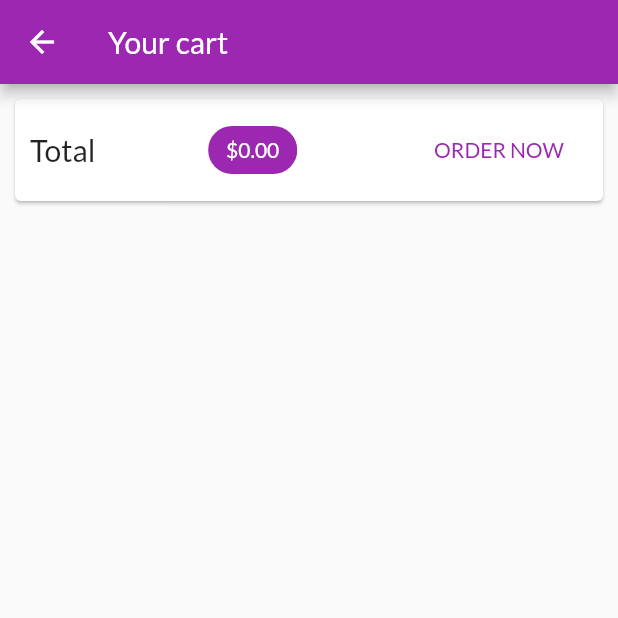
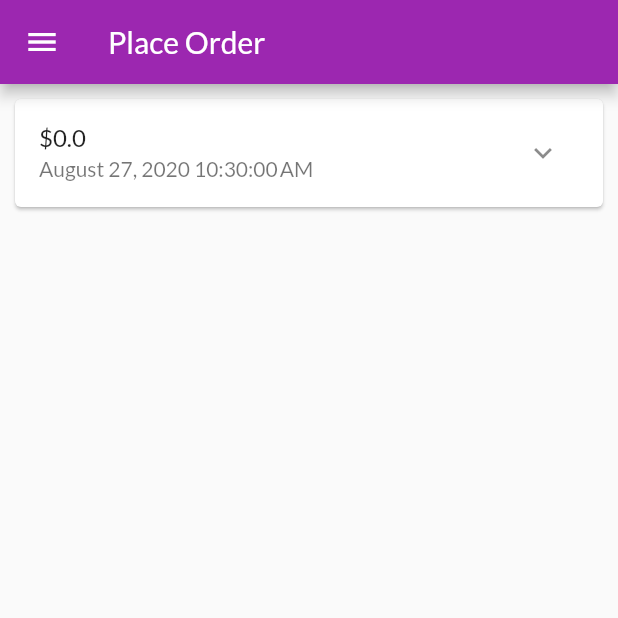
Before and after one commit to AbdoTareq/shop_app, a Flutter app: the CartScreen screen opened by its route, after a tap on "ORDER NOW", on a phone screen of 412 x 824 dp, the top half of it. Run offline on Flutter 3.47's test engine with Material 2 defaults, Android fonts, the phone set to English and light mode, and no system bars; network calls fail.

Commit message:
fea: Place order

```diff
--- a/lib/main.dart
+++ b/lib/main.dart
@@ -4,6 +4,7 @@ import 'package:shop_app/providers/cart_provider.dart';
 import 'package:shop_app/providers/order_provider.dart';
 import 'package:shop_app/providers/products_provider.dart';
 import 'package:shop_app/screens/cart_screen.dart';
+import 'package:shop_app/screens/order_screen.dart';
 import 'package:shop_app/screens/product_detail_screen.dart';
 import 'package:shop_app/screens/products_overview_screen.dart';
 
@@ -38,6 +39,7 @@ class MyApp extends StatelessWidget {
         routes: {
           ProductDetailScreen.routeName: (ctx) => ProductDetailScreen(),
           CartScreen.routeName: (ctx) => CartScreen(),
+          OrderScreen.routeName: (ctx) => OrderScreen(),
         },
       ),
     );
--- a/lib/models/order_item.dart
+++ b/lib/models/order_item.dart
@@ -3,7 +3,7 @@ import 'package:shop_app/models/cart_item.dart';
 
 class OrderItem {
   final String id;
-  final int amount;
+  final double amount;
   final List<CartItem> productsList;
   final DateTime dateTime;
 
--- a/lib/providers/order_provider.dart
+++ b/lib/providers/order_provider.dart
@@ -13,7 +13,7 @@ class OrderProvider with ChangeNotifier {
   // == UnmodifiableListView<Product> get ProductProviders => UnmodifiableListView(_ProductProviders);
   UnmodifiableListView<OrderItem> get orders => UnmodifiableListView(_orders);
 
-  addProduct(List<CartItem> cartProducts, int total) {
+  addOrder(List<CartItem> cartProducts, double total) {
     _orders.insert(
         0,
         OrderItem(
--- a/lib/screens/cart_screen.dart
+++ b/lib/screens/cart_screen.dart
@@ -2,6 +2,7 @@ import 'package:flutter/material.dart';
 import 'package:provider/provider.dart';
 import 'package:shop_app/providers/cart_provider.dart';
 import 'package:shop_app/providers/order_provider.dart';
+import 'package:shop_app/screens/order_screen.dart';
 import 'package:shop_app/widgets/cart_item_widget.dart';
 
 class CartScreen extends StatelessWidget {
@@ -44,9 +45,10 @@ class CartScreen extends StatelessWidget {
                     child: Text('ORDER NOW'),
                     onPressed: () {
                       Provider.of<OrderProvider>(context, listen: false)
-                          .addProduct(
-                              cart.items.values.toList(), cart.cartSize);
+                          .addOrder(
+                              cart.items.values.toList(), cart.orderTotal);
                       cart.clearCart();
+                      Navigator.of(context).pushNamed(OrderScreen.routeName);
                     },
                   ),
                 ],
--- /dev/null
+++ b/lib/screens/order_screen.dart
@@ -0,0 +1,26 @@
+import 'package:flutter/material.dart';
+import 'package:provider/provider.dart';
+import 'package:shop_app/providers/order_provider.dart';
+import 'package:shop_app/widgets/app_drawer.dart';
+import 'package:shop_app/widgets/order_item_widget.dart';
+
+class OrderScreen extends StatelessWidget {
+  static const routeName = '/orders';
+
+  @override
+  Widget build(BuildContext context) {
+    final orders = Provider.of<OrderProvider>(context).orders;
+    return Scaffold(
+      appBar: AppBar(
+        title: Text('Place Order'),
+      ),
+      body: ListView.builder(
+        itemCount: orders.length,
+        itemBuilder: (BuildContext context, int index) {
+          return OrderItemWidget(orders[index]);
+        },
+      ),
+      drawer: AppDrawer(),
+    );
+  }
+}
--- a/lib/screens/products_overview_screen.dart
+++ b/lib/screens/products_overview_screen.dart
@@ -3,6 +3,7 @@ import 'package:flutter/material.dart';
 import 'package:provider/provider.dart';
 import 'package:shop_app/providers/cart_provider.dart';
 import 'package:shop_app/screens/cart_screen.dart';
+import 'package:shop_app/widgets/app_drawer.dart';
 import 'package:shop_app/widgets/badge.dart';
 import 'package:shop_app/widgets/products_grid.dart';
 
@@ -63,6 +64,7 @@ class _ProductsOverviewScreenState extends State<ProductsOverviewScreen> {
         ],
       ),
       body: ProductsGrid(_showFavourites),
+      drawer: AppDrawer(),
     );
   }
 }
--- /dev/null
+++ b/lib/widgets/order_item_widget.dart
@@ -0,0 +1,24 @@
+import 'package:flutter/material.dart';
+import 'package:intl/intl.dart';
+import 'package:shop_app/models/order_item.dart';
+
+class OrderItemWidget extends StatelessWidget {
+  final OrderItem orderItem;
+
+  OrderItemWidget(this.orderItem);
+
+  @override
+  Widget build(BuildContext context) {
+    return Card(
+      margin: EdgeInsets.all(10),
+      child: ListTile(
+        title: Text('\$${orderItem.amount}'),
+        subtitle: Text('${DateFormat().format(orderItem.dateTime)}'),
+        trailing: IconButton(
+          icon: Icon(Icons.expand_more),
+          onPressed: () {},
+        ),
+      ),
+    );
+  }
+}
--- a/pubspec.yaml
+++ b/pubspec.yaml
@@ -26,6 +26,7 @@ dependencies:
 
   provider: ^4.3.2+1
   cupertino_icons: ^0.1.3
+  intl: ^0.16.1
 
 dev_dependencies:
   flutter_test:
```
Also changed, not shown: lib/widgets/app_drawer.dart (added, +33 -0 lines), pubspec.lock.
